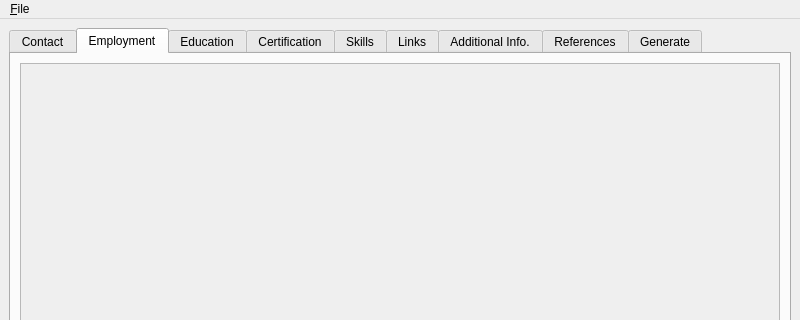
Old version of the form resume-builder-mk2/app/MainWindow/forms/app.ui in the repository deskos-xp/resumeBuilder; both pictures show x 0 to 800 and y 0 to 320 of the 800 by 600 pixel window.
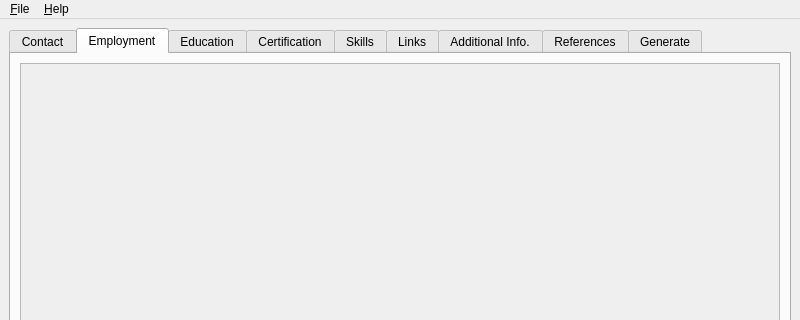
New version of the form. The open tabs and pages were chosen to show the change.

Diff of the .ui file:
```diff
--- a/resume-builder-mk2/app/MainWindow/forms/app.ui
+++ b/resume-builder-mk2/app/MainWindow/forms/app.ui
@@ -388,7 +388,7 @@
      <x>0</x>
      <y>0</y>
      <width>800</width>
-     <height>32</height>
+     <height>30</height>
     </rect>
    </property>
    <widget class="QMenu" name="menuFile">
@@ -398,7 +398,14 @@
     <addaction name="action_Exit"/>
     <addaction name="actionImport"/>
    </widget>
+   <widget class="QMenu" name="menuHelp">
+    <property name="title">
+     <string>&amp;Help</string>
+    </property>
+    <addaction name="actionAbout"/>
+   </widget>
    <addaction name="menuFile"/>
+   <addaction name="menuHelp"/>
   </widget>
   <widget class="QStatusBar" name="statusbar"/>
   <action name="action_Exit">
```
Left out of the diff: 19 changed lines with no effect on the pictures.
